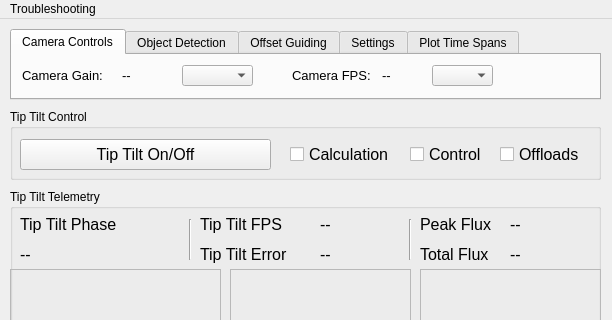
Qt form kpf/TT_GUI/TipTiltGUI.ui (KeckObservatory/KPFTranslator) before a commit; both pictures show x 0 to 612 and y 0 to 320 of the 612 by 944 pixel window.
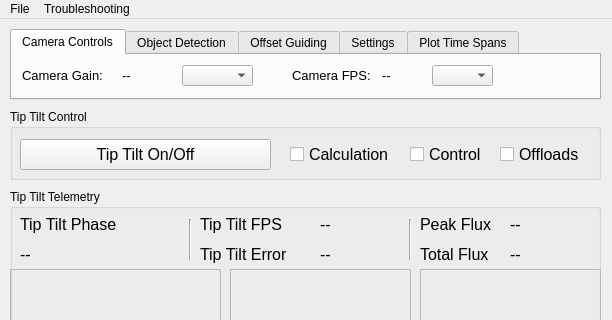
The same form after that commit.

Commit message: Add quit to menu bar

Diff of the .ui file:
```diff
--- a/kpf/TT_GUI/TipTiltGUI.ui
+++ b/kpf/TT_GUI/TipTiltGUI.ui
@@ -1418,6 +1418,13 @@
     <addaction name="actionrestart_kpfguide2"/>
     <addaction name="actionrestart_kpfguide3"/>
    </widget>
+   <widget class="QMenu" name="menuFile">
+    <property name="title">
+     <string>File</string>
+    </property>
+    <addaction name="actionQuit"/>
+   </widget>
+   <addaction name="menuFile"/>
    <addaction name="menuTroubleshooting"/>
   </widget>
   <widget class="QStatusBar" name="statusBar"/>
```
Left out of the diff: 10 changed lines with no effect on the pictures.
